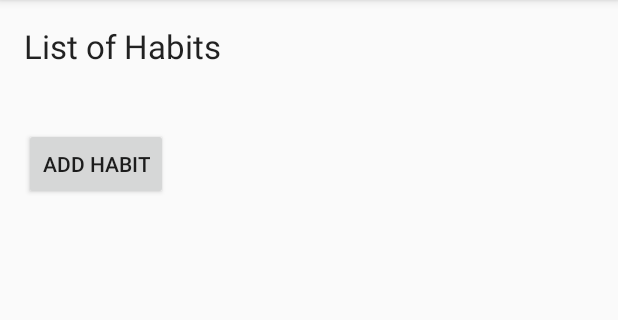
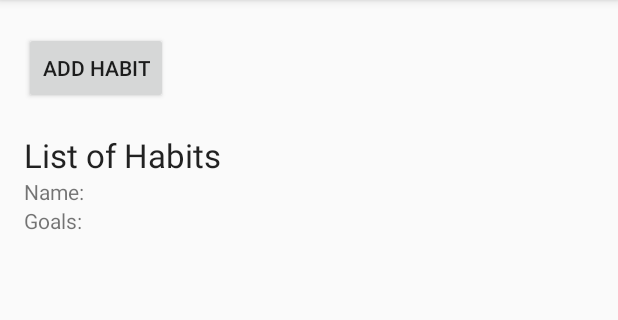
Before and after one commit to mmoussa-old/Habitual, an Android app: the screen it shows after launch (MainActivity), on a phone screen of 412 x 824 dp, the part 84-404 px from its top. Run offline under Robolectric (Android 15) with nearby library versions, the phone set to English and light mode, and no system bars.

Commit message:
Implemented List. Need to create custom adapter

```diff
--- a/app/src/main/java/com/prog20082/habitual/MainActivity.java
+++ b/app/src/main/java/com/prog20082/habitual/MainActivity.java
@@ -4,18 +4,61 @@ import android.content.Intent;
 import android.support.v7.app.AppCompatActivity;
 import android.os.Bundle;
 import android.view.View;
+import android.widget.Adapter;
+import android.widget.ArrayAdapter;
+import android.widget.ListView;
+import android.widget.TextView;
+import android.widget.Toast;
+
+import java.util.ArrayList;
 
 public class MainActivity extends AppCompatActivity {
 
     private static final int CREATE_HABIT_ACTIVITY = 992;
 
-    @Override
+    ListView habitsListView;
+    ArrayList<Habit> habitsArray;
+    ArrayAdapter<Habit> adapter;
+    TextView txtName;
+    TextView txtGoals;
+    Bundle b;
+
+  @Override
     protected void onCreate(Bundle savedInstanceState) {
         super.onCreate(savedInstanceState);
         setContentView(R.layout.activity_main);
+
+        habitsListView = (ListView) findViewById(R.id.habitsListView);
+        txtName = (TextView) findViewById(R.id.txtName);
+        txtGoals = (TextView) findViewById(R.id.txtGoals);
+        habitsArray = new ArrayList<Habit>();
+        adapter = new ArrayAdapter<Habit>(this, android.R.layout.simple_list_item_1, habitsArray);;
+
+
     }
 
-    public void addHabit(View view) {
+  @Override
+  protected void onActivityResult(int requestCode, int resultCode, Intent data) {
+    super.onActivityResult(requestCode, resultCode, data);
+
+    Toast.makeText(this, "Coming from the createHabit Page", Toast.LENGTH_LONG).show();
+    b = data.getExtras();
+
+
+      if (resultCode == RESULT_OK) {
+        if (b != null) {
+          Habit h = data.getParcelableExtra("habit");
+          txtName.setText(h.getName().toString());
+          txtGoals.setText(h.getGoalUnits().toString());
+          //Habit h = (Habit) data.getParcelableExtra("habit");
+          habitsArray.add(h);
+          habitsListView.setAdapter(adapter);
+        }
+      }
+
+  }
+
+  public void addHabit(View view) {
 
         Intent intent = new Intent(this, CreateHabitActivity.class);
         startActivityForResult(intent, CREATE_HABIT_ACTIVITY);
--- a/app/src/main/res/layout/activity_main.xml
+++ b/app/src/main/res/layout/activity_main.xml
@@ -10,26 +10,35 @@
     android:orientation="vertical"
     tools:context="com.prog20082.habitual.MainActivity">
 
+    <Button
+      android:layout_marginTop="5dp"
+      android:layout_marginBottom="19dp"
+      android:layout_width="wrap_content"
+      android:layout_height="wrap_content"
+      android:text="Add Habit"
+      android:onClick="addHabit"/>
+
     <TextView
         android:layout_width="wrap_content"
         android:layout_height="wrap_content"
         android:text="List of Habits"
         android:textAppearance="?android:textAppearanceLarge"/>
 
-    <ListView
-        android:layout_marginTop="20dp"
-        android:layout_width="match_parent"
-        android:layout_height="wrap_content">
-
-    </ListView>
-
-    <Button
-        android:layout_marginTop="20dp"
-        android:layout_width="wrap_content"
-        android:layout_height="wrap_content"
-        android:text="Add Habit"
-        android:onClick="addHabit"/>
+    <TextView
+      android:text="Name: "
+      android:layout_width="wrap_content"
+      android:layout_height="wrap_content"
+      android:id="@+id/txtName" />
+    <TextView
+      android:text="Goals: "
+      android:layout_width="wrap_content"
+      android:layout_height="wrap_content"
+      android:id="@+id/txtGoals" />
 
 
+    <ListView
+      android:layout_width="wrap_content"
+      android:layout_height="match_parent"
+      android:id="@+id/habitsListView"></ListView>
 
 </LinearLayout>
```
Also changed, not shown: app/src/main/java/com/prog20082/habitual/CreateHabitActivity.java (+9 -4 lines), app/src/main/res/layout/activity_create_habit.xml (+18 -2 lines), app/src/main/res/values/strings.xml (+7 -0 lines), app/src/main/AndroidManifest.xml (line endings or trailing spaces).
